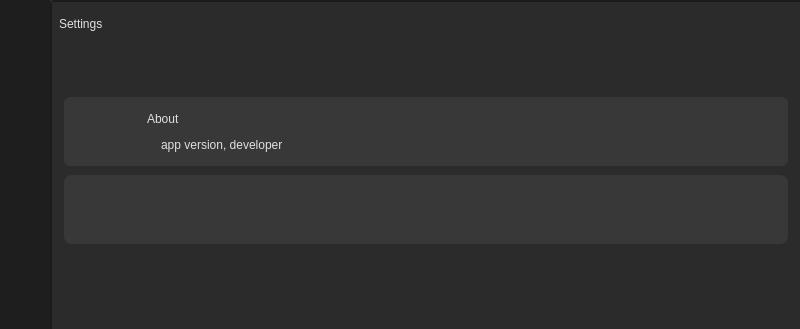
This is files/more/main.ui in prathambahekar/better-gui as Qt 5 draws it before an edit; both pictures show x 0 to 800 and y 0 to 329 of the 800 by 600 pixel window. The edited form follows.
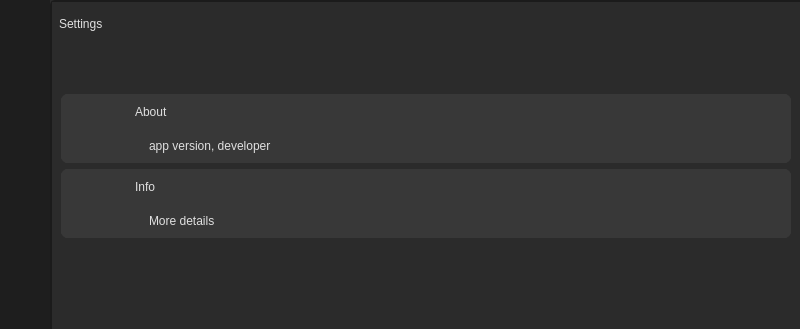
This is the edited form. Icons and pictures are not drawn.

```diff
--- a/files/more/main.ui
+++ b/files/more/main.ui
@@ -95,7 +95,8 @@
 }
 
 #stg_home_app_img_lbl {
-    image: url(:/leftMenu/Icons/light_info.svg);
+    
+	image: url(:/leftMenu/Icons/light_theme_icon.svg);
     padding: 17px;
 }
 
@@ -110,6 +111,27 @@
 	border: 0px;
 }
 
+#stg_home_info_bt_lbl {
+    font: 600 13pt &quot;Segoe UI Variable Display Semib&quot;;
+    padding-left: 16px;
+}
+
+#stg_home_info_img_lbl {
+    image: url(:/leftMenu/Icons/light_info.svg);
+    padding: 17px;
+}
+
+#stg_home_info_hd_lbl {
+    font: 900 16pt &quot;Segoe UI Black&quot;;
+    padding-left: 2px;
+}
+
+#stg_home_info_img_btn {
+    font: 600 14pt &quot;Segoe UI Variable Display Semib&quot;;
+    padding-left: 4px;
+	border: 0px;
+}
+
 </string>
    </property>
    <layout class="QHBoxLayout" name="horizontalLayout">
@@ -384,21 +406,6 @@
                   <item>
                    <widget class="QFrame" name="verticalFrame">
                     <layout class="QVBoxLayout" name="verticalLayout_5">
-                     <property name="spacing">
-                      <number>9</number>
-                     </property>
-                     <property name="leftMargin">
-                      <number>12</number>
-                     </property>
-                     <property name="topMargin">
-                      <number>12</number>
-                     </property>
-                     <property name="rightMargin">
-                      <number>12</number>
-                     </property>
-                     <property name="bottomMargin">
-                      <number>12</number>
-                     </property>
                      <item>
                       <spacer name="verticalSpacer_3">
                        <property name="orientation">
@@ -477,6 +484,18 @@
                            <property name="spacing">
                             <number>0</number>
                            </property>
+                           <property name="leftMargin">
+                            <number>0</number>
+                           </property>
+                           <property name="topMargin">
+                            <number>0</number>
+                           </property>
+                           <property name="rightMargin">
+                            <number>0</number>
+                           </property>
+                           <property name="bottomMargin">
+                            <number>0</number>
+                           </property>
                            <item>
                             <widget class="QLabel" name="stg_home_app_hd_lbl">
                              <property name="styleSheet">
@@ -549,10 +568,120 @@
                         </size>
                        </property>
                        <property name="styleSheet">
-                        <string notr="true">border-radius: 8px;
-background-color: #383838;</string>
+                        <string notr="true">background-color: rgb(56, 56, 56);
+border-radius: 7px;</string>
                        </property>
-                       <layout class="QHBoxLayout" name="horizontalLayout_3"/>
+                       <layout class="QHBoxLayout" name="horizontalLayout_3">
+                        <property name="spacing">
+                         <number>0</number>
+                        </property>
+                        <property name="leftMargin">
+                         <number>0</number>
+                        </property>
+                        <property name="topMargin">
+                         <number>0</number>
+                        </property>
+                        <property name="rightMargin">
+                         <number>0</number>
+                        </property>
+                        <property name="bottomMargin">
+                         <number>0</number>
+                        </property>
+                        <item>
+                         <widget class="QLabel" name="stg_home_info_img_lbl">
+                          <property name="minimumSize">
+                           <size>
+                            <width>69</width>
+                            <height>69</height>
+                           </size>
+                          </property>
+                          <property name="maximumSize">
+                           <size>
+                            <width>69</width>
+                            <height>69</height>
+                           </size>
+                          </property>
+                          <property name="styleSheet">
+                           <string notr="true"/>
+                          </property>
+                          <property name="text">
+                           <string/>
+                          </property>
+                         </widget>
+                        </item>
+                        <item>
+                         <widget class="QFrame" name="frame_2">
+                          <layout class="QVBoxLayout" name="verticalLayout_8">
+                           <property name="spacing">
+                            <number>0</number>
+                           </property>
+                           <property name="leftMargin">
+                            <number>0</number>
+                           </property>
+                           <property name="topMargin">
+                            <number>0</number>
+                           </property>
+                           <property name="rightMargin">
+                            <number>0</number>
+                           </property>
+                           <property name="bottomMargin">
+                            <number>0</number>
+                           </property>
+                           <item>
+                            <widget class="QLabel" name="stg_home_info_hd_lbl">
+                             <property name="styleSheet">
+                              <string notr="true"/>
+                             </property>
+                             <property name="text">
+                              <string>Info</string>
+                             </property>
+                            </widget>
+                           </item>
+                           <item>
+                            <widget class="QLabel" name="stg_home_info_bt_lbl">
+                             <property name="styleSheet">
+                              <string notr="true"/>
+                             </property>
+                             <property name="text">
+                              <string>More details</string>
+                             </property>
+                            </widget>
+                           </item>
+                          </layout>
+                         </widget>
+                        </item>
+                        <item>
+                         <widget class="QPushButton" name="stg_home_info_img_btn">
+                          <property name="minimumSize">
+                           <size>
+                            <width>69</width>
+                            <height>69</height>
+                           </size>
+                          </property>
+                          <property name="maximumSize">
+                           <size>
+                            <width>69</width>
+                            <height>69</height>
+                           </size>
+                          </property>
+                          <property name="sizeIncrement">
+                           <size>
+                            <width>73</width>
+                            <height>0</height>
+                           </size>
+                          </property>
+                          <property name="text">
+                           <string/>
+                          </property>
+                          <property name="checkable">
+                           <bool>false</bool>
+                          </property>
+                          <property name="autoDefault">
+                           <bool>false</bool>
+                          </property>
+                         </widget>
+                        </item>
+                       </layout>
                       </widget>
                      </item>
                      <item>
```
Left out of the diff: 2 changed lines with no effect on the pictures.
